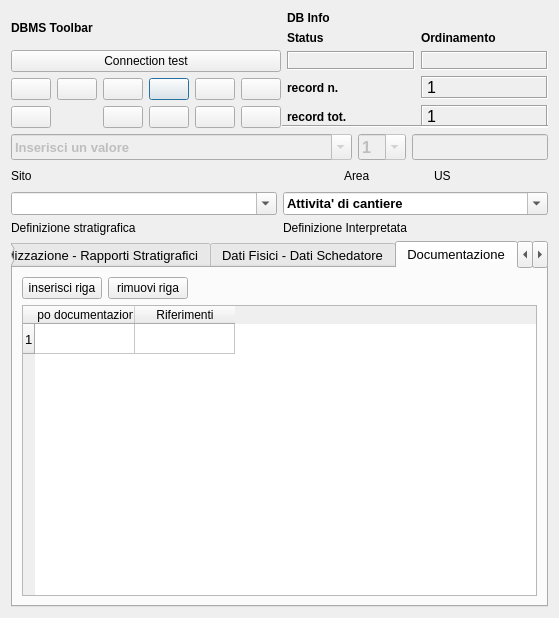
The window that pyarchinit/modules/gui/pyarchinit_US_ui.ui (pyarchinit/pyarchinit_218) describes before a commit, drawn with Qt 5.
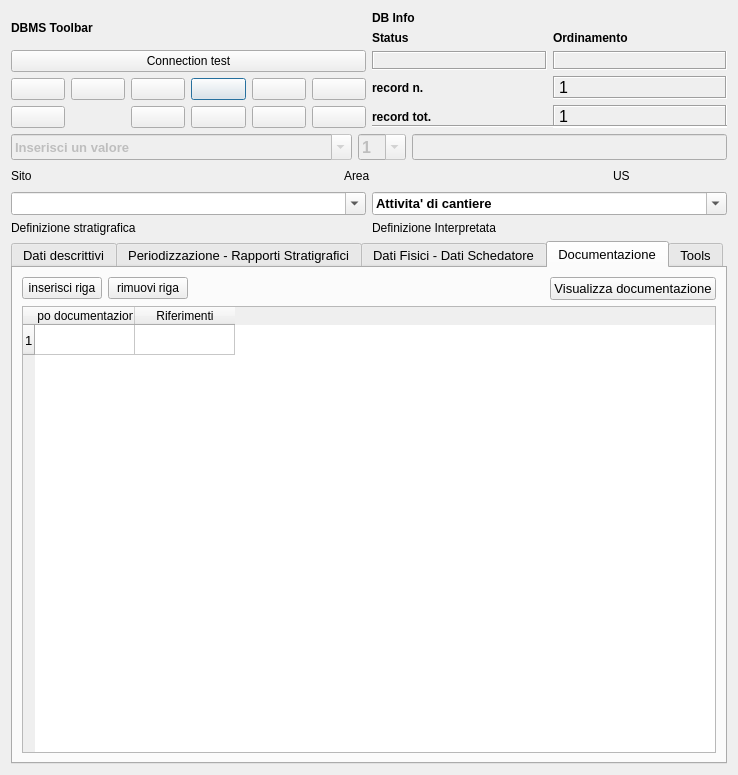
The same window after the commit. The open tabs and pages were chosen to show the change. Icons and pictures are not drawn.

Commit message:
Sistema Documentazione dev
Nuovo sistema per la documentazione in via di sviluppo! (NON ANCORA
FUNZIONANTE)

```diff
--- a/pyarchinit/modules/gui/pyarchinit_US_ui.ui
+++ b/pyarchinit/modules/gui/pyarchinit_US_ui.ui
@@ -6,8 +6,8 @@
    <rect>
     <x>0</x>
     <y>0</y>
-    <width>559</width>
-    <height>618</height>
+    <width>738</width>
+    <height>775</height>
    </rect>
   </property>
   <property name="minimumSize">
@@ -1799,20 +1799,7 @@
          </item>
         </layout>
        </item>
-       <item row="0" column="1">
-        <spacer name="horizontalSpacer_6">
-         <property name="orientation">
-          <enum>Qt::Horizontal</enum>
-         </property>
-         <property name="sizeHint" stdset="0">
-          <size>
-           <width>305</width>
-           <height>20</height>
-          </size>
-         </property>
-        </spacer>
-       </item>
-       <item row="1" column="0" colspan="2">
+       <item row="3" column="0" colspan="3">
         <widget class="QTableWidget" name="tableWidget_documentazione">
          <property name="frameShape">
           <enum>QFrame::StyledPanel</enum>
@@ -1854,6 +1841,26 @@
          </column>
         </widget>
        </item>
+       <item row="0" column="2">
+        <widget class="QPushButton" name="pushButton_draw_doc">
+         <property name="text">
+          <string>Visualizza documentazione</string>
+         </property>
+        </widget>
+       </item>
+       <item row="0" column="1">
+        <spacer name="horizontalSpacer">
+         <property name="orientation">
+          <enum>Qt::Horizontal</enum>
+         </property>
+         <property name="sizeHint" stdset="0">
+          <size>
+           <width>40</width>
+           <height>20</height>
+          </size>
+         </property>
+        </spacer>
+       </item>
       </layout>
      </widget>
      <widget class="QWidget" name="tab_4">
```
Left out of the diff: 14 changed lines with no effect on the pictures. The commit also changes 7 other files.
